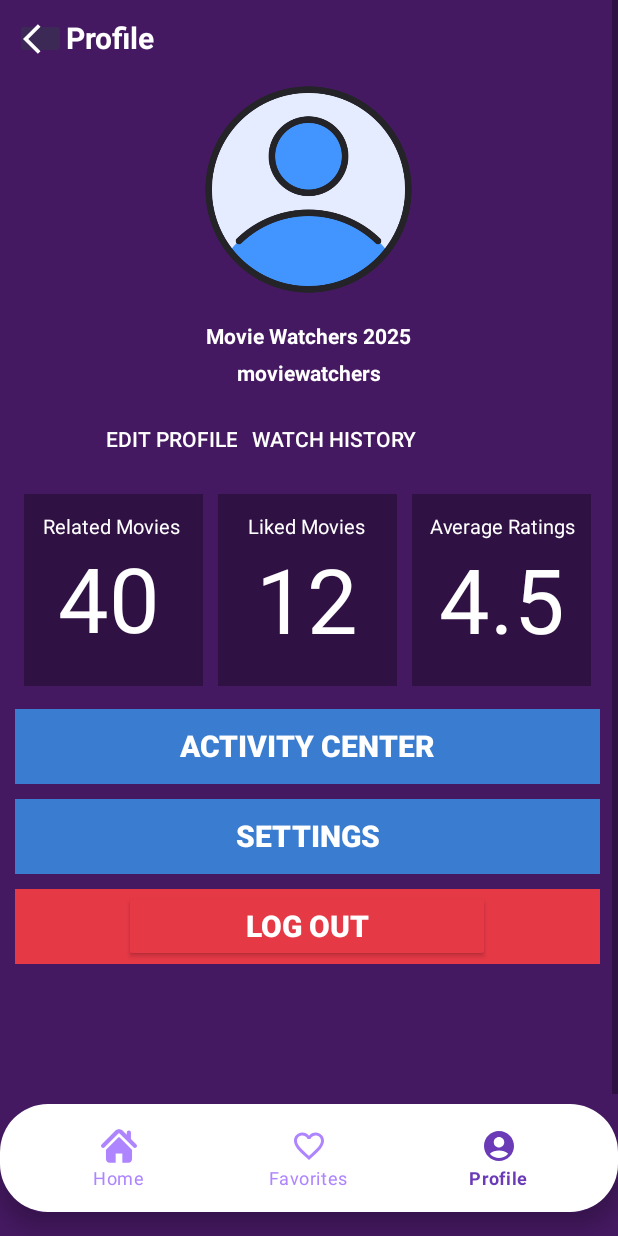
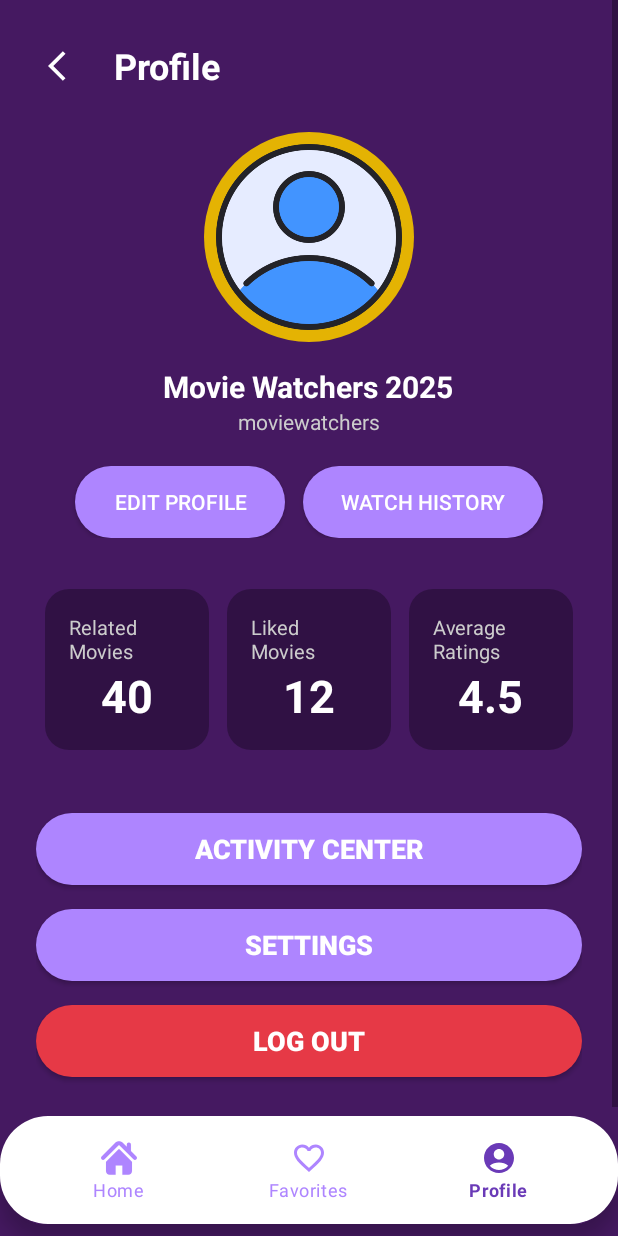
Before and after one commit to xienshane/FlickView, an Android app: the ProfilePageActivity screen opened directly, with no data from a screen before it, on a phone screen of 412 x 824 dp. Run offline under Robolectric (Android 15) with nearby library versions, the phone set to English and light mode, and no system bars.

Commit message:
UI - profile page

```diff
--- /dev/null
+++ b/app/src/main/res/drawable/circle_background.xml
@@ -0,0 +1,3 @@
+<shape xmlns:android="http://schemas.android.com/apk/res/android" android:shape="oval">
+    <solid android:color="#3D2955" />
+</shape>
--- /dev/null
+++ b/app/src/main/res/drawable/dev_shape3.xml
@@ -0,0 +1,8 @@
+<?xml version="1.0" encoding="utf-8"?>
+<shape xmlns:android="http://schemas.android.com/apk/res/android"
+    android:shape="rectangle">
+
+    <solid android:color="#E4B303" />
+    <corners android:radius="500dp" />
+
+</shape>
--- /dev/null
+++ b/app/src/main/res/drawable/red_rounded_button.xml
@@ -0,0 +1,4 @@
+<shape xmlns:android="http://schemas.android.com/apk/res/android">
+    <solid android:color="#E63946"/>
+    <corners android:radius="30dp"/>
+</shape>
--- /dev/null
+++ b/app/src/main/res/drawable/rounded_background.xml
@@ -0,0 +1,4 @@
+<shape xmlns:android="http://schemas.android.com/apk/res/android">
+    <solid android:color="#3D2955"/>
+    <corners android:radius="100dp"/>
+</shape>
--- /dev/null
+++ b/app/src/main/res/drawable/rounded_button.xml
@@ -0,0 +1,4 @@
+<shape xmlns:android="http://schemas.android.com/apk/res/android">
+    <solid android:color="@color/purple"/>
+    <corners android:radius="30dp"/>
+</shape>
--- /dev/null
+++ b/app/src/main/res/drawable/stat_card_backgroud.xml
@@ -0,0 +1,4 @@
+<shape xmlns:android="http://schemas.android.com/apk/res/android">
+    <solid android:color="#4D020202"/>
+    <corners android:radius="16dp"/>
+</shape>
--- a/app/src/main/res/layout/profile_page.xml
+++ b/app/src/main/res/layout/profile_page.xml
@@ -7,269 +7,247 @@
     android:layout_height="match_parent"
     android:background="#451961">
 
-    <!-- ScrollView for content -->
     <ScrollView
         android:layout_width="match_parent"
         android:layout_height="0dp"
         android:layout_weight="1"
+        android:fillViewport="true"
         android:background="#451961">
 
         <LinearLayout
             android:layout_width="match_parent"
             android:layout_height="wrap_content"
-            android:orientation="vertical">
+            android:orientation="vertical"
+            android:padding="24dp">
 
-            <!-- Profile header -->
+            <!-- Header -->
             <LinearLayout
                 android:layout_width="match_parent"
                 android:layout_height="wrap_content"
-                android:layout_marginTop="6dp"
-                android:orientation="horizontal">
+                android:orientation="horizontal"
+                android:gravity="center_vertical">
 
                 <ImageButton
                     android:id="@+id/button_back"
-                    android:layout_width="34dp"
-                    android:layout_height="27dp"
-                    android:layout_gravity="center"
-                    android:layout_marginLeft="10dp"
-                    android:layout_marginTop="3dp"
-                    android:backgroundTint="#3D2955"
-                    android:src="@drawable/baseline_arrow_back_ios_24" />
+                    android:layout_width="40dp"
+                    android:layout_height="40dp"
+                    android:background="#451961"
+                    android:padding="8dp"
+                    android:src="@drawable/baseline_arrow_back_ios_24"
+                    android:contentDescription="Back"/>
 
                 <TextView
                     android:layout_width="wrap_content"
                     android:layout_height="wrap_content"
-                    android:layout_marginTop="5dp"
+                    android:layout_marginStart="12dp"
                     android:text="Profile"
                     android:textColor="@color/white"
-                    android:textSize="20sp"
+                    android:textSize="24sp"
                     android:textStyle="bold" />
-
             </LinearLayout>
 
-            <!-- User Info -->
+            <!-- Profile Picture -->
             <ImageView
-                android:layout_width="142dp"
-                android:layout_height="175dp"
+                android:layout_width="140dp"
+                android:layout_height="140dp"
                 android:layout_gravity="center_horizontal"
+                android:layout_marginTop="24dp"
+                android:background="@drawable/dev_shape3"
+                android:padding="6dp"
                 android:src="@drawable/user" />
+
+            <!-- Username and Tag -->
+            <TextView
+                android:layout_width="wrap_content"
+                android:layout_height="wrap_content"
+                android:layout_gravity="center_horizontal"
+                android:layout_marginTop="16dp"
+                android:text="Movie Watchers 2025"
+                android:textColor="@color/white"
+                android:textStyle="bold"
+                android:textSize="20sp" />
 
             <TextView
                 android:layout_width="wrap_content"
                 android:layout_height="wrap_content"
                 android:layout_gravity="center_horizontal"
-                android:layout_marginBottom="5dp"
-                android:text="Movie Watchers 2025"
-                android:textColor="@color/white"
-                android:textStyle="bold" />
+                android:text="moviewatchers"
+                android:textColor="#CCCCCC"
+                android:textSize="14sp" />
 
-            <TextView
-                android:layout_width="wrap_content"
-                android:layout_height="wrap_content"
-                android:layout_gravity="center_horizontal"
-                android:layout_marginBottom="5dp"
-                android:text="moviewatchers"
-                android:textColor="@color/white"
-                android:textStyle="bold" />
-
-            <!-- Buttons for Edit Profile and Watch History -->
+            <!-- Edit / Watch History Buttons -->
             <LinearLayout
                 android:layout_width="match_parent"
-                android:layout_height="66dp"
-                android:orientation="horizontal">
+                android:layout_height="wrap_content"
+                android:orientation="horizontal"
+                android:gravity="center"
+                android:layout_marginTop="20dp">
 
                 <Button
                     android:id="@+id/button_edit"
-                    android:layout_width="wrap_content"
-                    android:layout_height="wrap_content"
-                    android:layout_marginLeft="70dp"
-                    android:layout_marginTop="5dp"
-                    android:background="@null"
-                    android:backgroundTint="#3A7DD0"
+                    android:layout_width="140dp"
+                    android:layout_height="48dp"
+                    android:layout_marginEnd="12dp"
+                    android:background="@drawable/rounded_button"
+                    android:backgroundTint="@color/purple"
                     android:text="Edit Profile"
                     android:textColor="@color/white" />
 
                 <Button
-                    android:layout_width="wrap_content"
-                    android:layout_height="wrap_content"
-                    android:layout_marginLeft="10dp"
-                    android:layout_marginTop="5dp"
-                    android:background="@null"
-                    android:backgroundTint="#3A7DD0"
+                    android:layout_width="160dp"
+                    android:layout_height="48dp"
+                    android:backgroundTint="@color/purple"
                     android:text="Watch History"
-                    android:textColor="@color/white" />
+                    android:textColor="@color/white"
+                    android:background="@drawable/rounded_button"/>
             </LinearLayout>
 
-            <!-- Stats Section (Related Movies, Liked Movies, Average Ratings) -->
+            <!-- Stats Section -->
             <LinearLayout
                 android:layout_width="match_parent"
                 android:layout_height="wrap_content"
-                android:orientation="horizontal">
+                android:orientation="horizontal"
+                android:gravity="center"
+                android:layout_marginTop="28dp"
+                android:weightSum="3">
 
-                <!-- Related Movies -->
-                <FrameLayout
-                    android:layout_width="wrap_content"
-                    android:layout_height="wrap_content">
-                    <View
-                        android:layout_width="119dp"
-                        android:layout_height="128dp"
-                        android:layout_marginLeft="16dp"
-                        android:layout_marginRight="10dp"
-                        android:background="#4D020202" />
+                <LinearLayout
+                    android:layout_width="0dp"
+                    android:layout_height="wrap_content"
+                    android:layout_weight="1"
+                    android:orientation="vertical"
+                    android:gravity="center"
+                    android:background="@drawable/stat_card_backgroud"
+                    android:padding="16dp"
+                    android:layout_margin="6dp">
+
                     <TextView
                         android:layout_width="wrap_content"
                         android:layout_height="wrap_content"
-                        android:layout_gravity="center_horizontal"
-                        android:layout_marginLeft="2dp"
-                        android:layout_marginTop="12dp"
                         android:text="Related Movies"
-                        android:textColor="@color/white"
+                        android:textColor="#CCCCCC"
                         android:textSize="13sp" />
+
                     <TextView
                         android:layout_width="wrap_content"
                         android:layout_height="wrap_content"
-                        android:layout_gravity="center"
-                        android:layout_marginTop="5dp"
                         android:text="40"
-                        android:textColor="#FFFFFF"
-                        android:textSize="60sp" />
-                </FrameLayout>
+                        android:textColor="@color/white"
+                        android:textSize="30sp"
+                        android:textStyle="bold" />
+                </LinearLayout>
 
-                <!-- Liked Movies -->
-                <FrameLayout
-                    android:layout_width="wrap_content"
-                    android:layout_height="wrap_content">
-                    <View
-                        android:layout_width="119dp"
-                        android:layout_height="128dp"
-                        android:layout_marginRight="10dp"
-                        android:background="#4D020202" />
+                <LinearLayout
+                    android:layout_width="0dp"
+                    android:layout_height="wrap_content"
+                    android:layout_weight="1"
+                    android:orientation="vertical"
+                    android:gravity="center"
+                    android:background="@drawable/stat_card_backgroud"
+                    android:padding="16dp"
+                    android:layout_margin="6dp">
+
                     <TextView
                         android:layout_width="wrap_content"
                         android:layout_height="wrap_content"
-                        android:layout_marginLeft="20dp"
-                        android:layout_marginTop="12dp"
                         android:text="Liked Movies"
-                        android:textColor="@color/white"
+                        android:textColor="#CCCCCC"
                         android:textSize="13sp" />
+
                     <TextView
                         android:layout_width="wrap_content"
                         android:layout_height="wrap_content"
-                        android:layout_marginLeft="25sp"
-                        android:layout_marginTop="29sp"
                         android:text="12"
                         android:textColor="@color/white"
-                        android:textSize="60sp" />
-                </FrameLayout>
+                        android:textSize="30sp"
+                        android:textStyle="bold" />
+                </LinearLayout>
 
-                <!-- Average Ratings -->
-                <FrameLayout
-                    android:layout_width="wrap_content"
-                    android:layout_height="wrap_content">
-                    <View
-                        android:layout_width="119dp"
-                        android:layout_height="128dp"
-                        android:layout_marginRight="10dp"
-                        android:background="#4D000000" />
+                <LinearLayout
+                    android:layout_width="0dp"
+                    android:layout_height="wrap_content"
+                    android:layout_weight="1"
+                    android:orientation="vertical"
+                    android:gravity="center"
+                    android:background="@drawable/stat_card_backgroud"
+                    android:padding="16dp"
+                    android:layout_margin="6dp">
+
                     <TextView
                         android:layout_width="wrap_content"
                         android:layout_height="wrap_content"
-                        android:layout_marginLeft="12sp"
-                        android:layout_marginTop="12dp"
                         android:text="Average Ratings"
-                        android:textColor="@color/white"
+                        android:textColor="#CCCCCC"
                         android:textSize="13sp" />
+
                     <TextView
                         android:layout_width="wrap_content"
                         android:layout_height="wrap_content"
-                        android:layout_marginLeft="18sp"
-                        android:layout_marginTop="29sp"
                         android:text="4.5"
                         android:textColor="@color/white"
-                        android:textSize="60sp" />
-                </FrameLayout>
+                        android:textSize="30sp"
+                        android:textStyle="bold" />
+                </LinearLayout>
+
             </LinearLayout>
 
-            <!-- Buttons -->
+            <!-- Action Buttons -->
             <LinearLayout
                 android:layout_width="match_parent"
-                android:layout_height="285dp"
-                android:orientation="vertical">
+                android:layout_height="wrap_content"
+                android:orientation="vertical"
+                android:layout_marginTop="28dp">
 
-                <!-- Activity Center Button -->
-                <FrameLayout
-                    android:layout_width="390dp"
-                    android:layout_height="50dp"
-                    android:layout_marginLeft="10dp"
-                    android:layout_marginTop="15dp"
-                    android:background="#3A7DD0">
-                    <Button
-                        android:layout_width="229dp"
-                        android:layout_height="wrap_content"
-                        android:layout_gravity="center"
-                        android:background="@null"
-                        android:backgroundTint="#3A7DD0"
-                        android:text="Activity Center"
-                        android:textColor="@color/white"
-                        android:textSize="20sp"
-                        android:textStyle="bold" />
-                </FrameLayout>
+                <Button
+                    android:layout_width="match_parent"
+                    android:layout_height="wrap_content"
+                    android:layout_marginVertical="8dp"
+                    android:backgroundTint="@color/purple"
+                    android:background="@drawable/rounded_button"
+                    android:text="Activity Center"
+                    android:textColor="@color/white"
+                    android:textSize="18sp"
+                    android:textStyle="bold"/>
 
-                <!-- Settings Button -->
-                <FrameLayout
-                    android:layout_width="390dp"
-                    android:layout_height="50dp"
-                    android:layout_marginLeft="10dp"
-                    android:layout_marginTop="10dp"
-                    android:background="#3A7DD0">
-                    <Button
-                        android:id="@+id/button_settings"
-                        android:layout_width="236dp"
-                        android:layout_height="wrap_content"
-                        android:layout_gravity="center"
-                        android:background="@null"
-                        android:backgroundTint="#3A7DD0"
-                        android:text="Settings"
-                        android:textColor="@color/white"
-                        android:textSize="20sp"
-                        android:textStyle="bold" />
-                </FrameLayout>
+                <Button
+                    android:id="@+id/button_settings"
+                    android:layout_width="match_parent"
+                    android:layout_height="wrap_content"
+                    android:layout_marginVertical="8dp"
+                    android:backgroundTint="@color/purple"
+                    android:background="@drawable/rounded_button"
+                    android:text="Settings"
+                    android:textColor="@color/white"
+                    android:textSize="18sp"
+                    android:textStyle="bold"/>
 
-                <!-- Log Out Button -->
-                <FrameLayout
-                    android:layout_width="390dp"
-                    android:layout_height="50dp"
-                    android:layout_marginLeft="10dp"
-                    android:layout_marginTop="10dp"
-                    android:background="#E63946">
-                    <Button
-                        android:id="@+id/button_logout"
-                        android:layout_width="244dp"
-                        android:layout_height="wrap_content"
-                        android:layout_gravity="center"
-                        android:backgroundTint="#E63946"
-                        android:text="Log Out"
-                        android:textColor="@color/white"
-                        android:textSize="20sp"
-                        android:textStyle="bold" />
-                </FrameLayout>
+                <Button
+                    android:id="@+id/button_logout"
+                    android:layout_width="match_parent"
+                    android:layout_height="wrap_content"
+                    android:layout_marginVertical="8dp"
+                    android:background="@drawable/red_rounded_button"
+                    android:text="Log Out"
+                    android:textColor="@color/white"
+                    android:textSize="18sp"
+                    android:textStyle="bold"/>
+            </LinearLayout>
 
-            </LinearLayout>
         </LinearLayout>
     </ScrollView>
 
-    <!-- BottomNavigationView -->
+    <!-- Bottom Navigation -->
     <com.google.android.material.bottomnavigation.BottomNavigationView
         android:id="@+id/bottomNavigationView3"
-        android:layout_width="wrap_content"
+        android:layout_width="match_parent"
         android:layout_height="wrap_content"
-        android:layout_gravity="bottom|center_horizontal"
-        android:layout_marginBottom="16dp"
         android:background="@drawable/curved_bottom_nav"
-        android:elevation="8dp"
+        android:layout_gravity="bottom"
         app:menu="@menu/bottom_nav_menu"
         app:labelVisibilityMode="labeled"
         app:itemIconTint="@color/bottom_nav_selector"
-        app:layout_constraintBottom_toBottomOf="parent"
-        app:itemTextColor="@color/bottom_nav_selector"/>
+        app:itemTextColor="@color/bottom_nav_selector"
+        android:layout_marginBottom="8dp"
+        android:elevation="10dp" />
+
 </LinearLayout>
```
